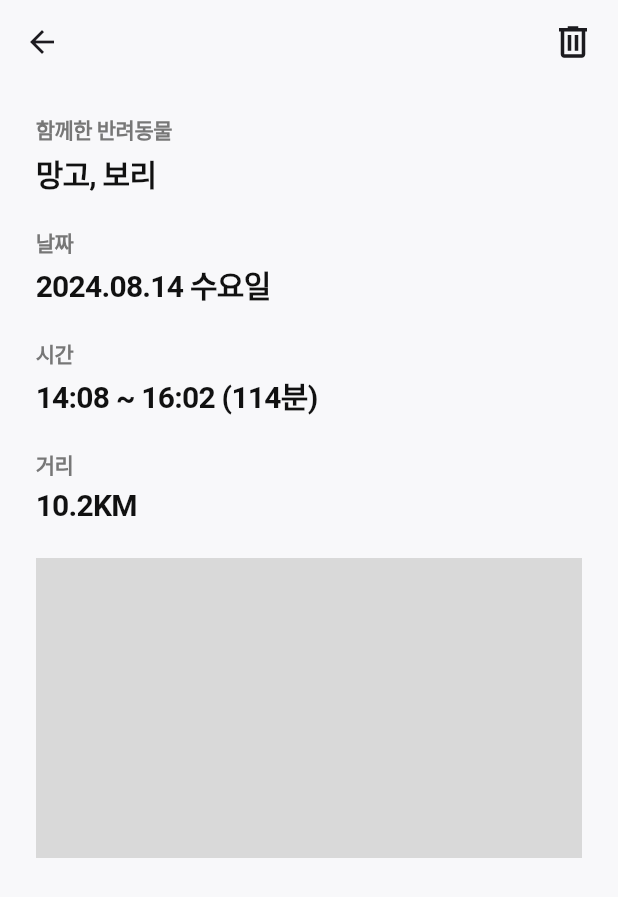
After one commit to zzikbu/petdays, a Flutter app: the WalkHomePage screen opened directly, after a tap on "날짜", on a phone screen of 412 x 824 dp. The commit adds this screen. Shown: the top 897 px of the screen. Run offline on Flutter 3.47's test engine with Material 3 defaults, Android fonts, the light colour scheme and no system bars; our stand-ins replace flutter_svg; Roboto replaces fonts that are missing (Pretendard).

Commit message:
feat: 산책 상세 페이지 UI 구현

```diff
--- /dev/null
+++ b/lib/components/info_column.dart
@@ -0,0 +1,44 @@
+import 'package:flutter/cupertino.dart';
+
+import '../pallete.dart';
+
+class InfoColumn extends StatelessWidget {
+  final String title;
+  final String content;
+
+  const InfoColumn({
+    super.key,
+    required this.title,
+    required this.content,
+  });
+
+  @override
+  Widget build(BuildContext context) {
+    return Column(
+      crossAxisAlignment: CrossAxisAlignment.start,
+      children: [
+        Text(
+          title,
+          style: TextStyle(
+            fontFamily: 'Pretendard',
+            fontWeight: FontWeight.w600,
+            fontSize: 14,
+            color: Pallete.mediumGray,
+            letterSpacing: -0.35,
+          ),
+        ),
+        SizedBox(height: 4), // 텍스트 간의 간격 추가
+        Text(
+          content,
+          style: TextStyle(
+            fontFamily: 'Pretendard',
+            fontWeight: FontWeight.w600,
+            fontSize: 20,
+            color: Pallete.black,
+            letterSpacing: -0.5,
+          ),
+        ),
+      ],
+    );
+  }
+}
--- /dev/null
+++ b/lib/walk/walk_detail.page.dart
@@ -0,0 +1,72 @@
+import 'package:flutter/cupertino.dart';
+import 'package:flutter/material.dart';
+import 'package:flutter_svg/svg.dart';
+import 'package:pet_log/pallete.dart';
+
+import '../components/info_column.dart';
+
+class WalkDetailPage extends StatelessWidget {
+  const WalkDetailPage({super.key});
+
+  @override
+  Widget build(BuildContext context) {
+    return Scaffold(
+      appBar: AppBar(
+        backgroundColor: Pallete.background,
+        actions: [
+          Padding(
+            padding: const EdgeInsets.only(right: 16),
+            child: GestureDetector(
+              onTap: () {},
+              child: SvgPicture.asset('assets/icons/ic_delete.svg'),
+            ),
+          ),
+        ],
+      ),
+      backgroundColor: Pallete.background,
+      body: Padding(
+        padding: const EdgeInsets.symmetric(horizontal: 24),
+        child: Column(
+          crossAxisAlignment: CrossAxisAlignment.start,
+          children: [
+            SizedBox(
+              height: 20,
+            ),
+            InfoColumn(
+              title: '함께한 반려동물',
+              content: '망고, 보리',
+            ),
+            SizedBox(
+              height: 20,
+            ),
+            InfoColumn(
+              title: '날짜',
+              content: '2024.08.14 수요일',
+            ),
+            SizedBox(
+              height: 20,
+            ),
+            InfoColumn(
+              title: '시간',
+              content: '14:08 ~ 16:02 (114분)',
+            ),
+            SizedBox(
+              height: 20,
+            ),
+            InfoColumn(
+              title: '거리',
+              content: '10.2KM',
+            ),
+            SizedBox(
+              height: 20,
+            ),
+            Container(
+              height: 200,
+              color: Pallete.lightGray,
+            )
+          ],
+        ),
+      ),
+    );
+  }
+}
--- a/lib/walk/walk_home_page.dart
+++ b/lib/walk/walk_home_page.dart
@@ -1,6 +1,7 @@
 import 'package:flutter/cupertino.dart';
 import 'package:flutter/material.dart';
 import 'package:pet_log/pallete.dart';
+import 'package:pet_log/walk/walk_detail.page.dart';
 
 class WalkHomePage extends StatelessWidget {
   const WalkHomePage({super.key});
@@ -29,7 +30,16 @@ class WalkHomePage extends StatelessWidget {
           padding: const EdgeInsets.symmetric(horizontal: 24),
           child: ListView.builder(
             itemBuilder: (context, index) {
-              return Container(
+              return GestureDetector(
+                onTap: () {
+                  Navigator.push(
+                    context,
+                    MaterialPageRoute(
+                      builder: (context) => WalkDetailPage(),
+                    ),
+                  );
+                },
+                child: Container(
                   margin: EdgeInsets.only(bottom: 20),
                   height: 130,
                   decoration: BoxDecoration(
@@ -70,7 +80,7 @@ class WalkHomePage extends StatelessWidget {
                       Row(
                         children: [
                           SizedBox(
-                          width: 14,
+                            width: 18,
                           ),
                           Column(
                             crossAxisAlignment: CrossAxisAlignment.start,
@@ -160,9 +170,10 @@ class WalkHomePage extends StatelessWidget {
                       ),
                     ],
                   ),
+                ),
               );
             },
-            itemCount: 9, // 이미지 개수
+            itemCount: 9,
           ),
         ),
       ),
```
Also changed, not shown: assets/icons/ic_delete.svg (added). Lines whose indentation alone changed are shown as unchanged.
